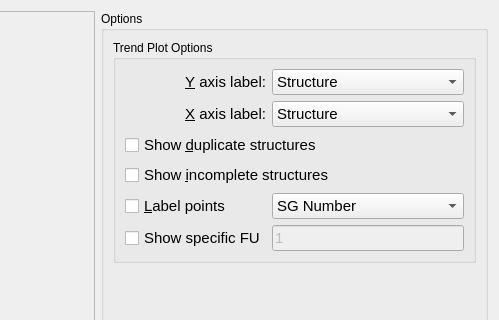
First picture: the form in src/xtalopt/ui/tab_plot.ui, repository xtalopt/XtalOpt, before the edit; both pictures show x 441 to 940 and y 0 to 320 of the 940 by 551 pixel window.
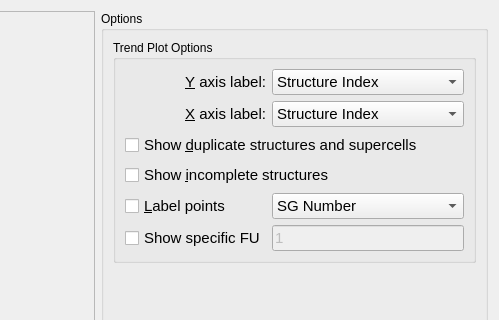
Second picture: the form after the edit. Custom widgets are drawn as their Qt base class.

Diff of the .ui file:
```diff
--- a/src/xtalopt/ui/tab_plot.ui
+++ b/src/xtalopt/ui/tab_plot.ui
@@ -78,7 +78,7 @@
            </property>
            <item>
             <property name="text">
-             <string>Structure</string>
+             <string>Structure Index</string>
             </property>
            </item>
            <item>
@@ -185,7 +185,7 @@
            </property>
            <item>
             <property name="text">
-             <string>Structure</string>
+             <string>Structure Index</string>
             </property>
            </item>
            <item>
@@ -273,7 +273,7 @@
             </font>
            </property>
            <property name="text">
-            <string>Show &amp;duplicate structures</string>
+            <string>Show &amp;duplicate structures and supercells</string>
            </property>
           </widget>
          </item>
```
Left out of the diff: 13 changed lines with no effect on the pictures.
